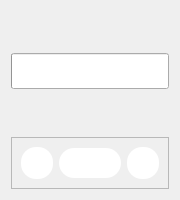
Old version of the form application-desktop/availableitemwidget.ui in the repository Saul-Ortega/AeApplicationManager.
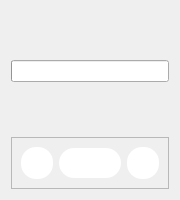
New version of the form. Icons and pictures are not drawn.

The edit to the form file:
```diff
--- a/application-desktop/availableitemwidget.ui
+++ b/application-desktop/availableitemwidget.ui
@@ -48,7 +48,7 @@
       <bool>true</bool>
      </property>
      <property name="sizePolicy">
-      <sizepolicy hsizetype="Ignored" vsizetype="Ignored">
+      <sizepolicy hsizetype="Minimum" vsizetype="Fixed">
        <horstretch>0</horstretch>
        <verstretch>0</verstretch>
       </sizepolicy>
```
